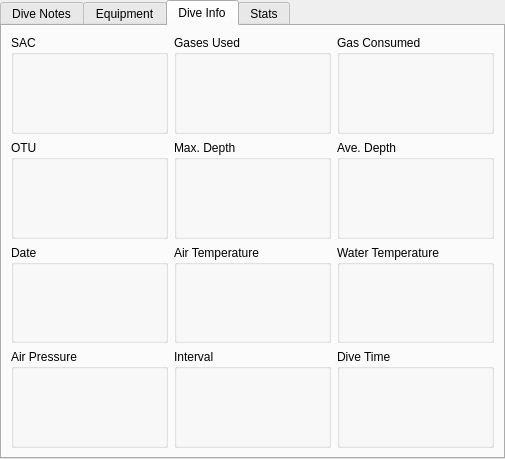
First picture: the form in qt-ui/maintab.ui, repository subsurface/subsurface, before the edit.
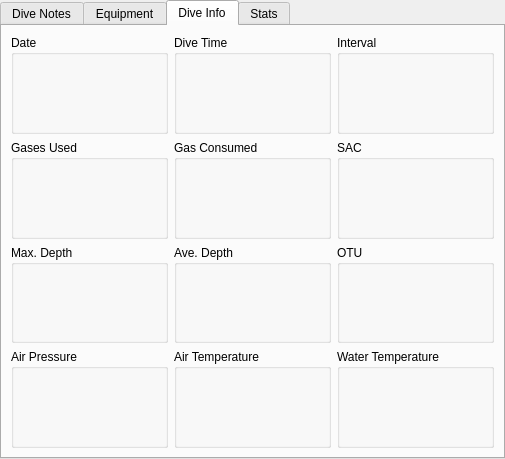
Second picture: the form after the edit. The open tabs and pages were chosen to show the change. Custom widgets are drawn as their Qt base class.

Commit message:
More logical layout for the Dive Info tab
Up until now the tiles seemed to be arranged rather randomly.

Patch:
```diff
--- a/qt-ui/maintab.ui
+++ b/qt-ui/maintab.ui
@@ -14,7 +14,7 @@
    <string>TabWidget</string>
   </property>
   <property name="currentIndex">
-   <number>1</number>
+   <number>0</number>
   </property>
   <widget class="QWidget" name="notesTab">
    <attribute name="title">
@@ -259,7 +259,7 @@
     <string>Dive Info</string>
    </attribute>
    <layout class="QGridLayout" name="gridLayout">
-    <item row="0" column="0">
+    <item row="1" column="2">
      <widget class="QGroupBox" name="groupBox">
       <property name="title">
        <string>SAC</string>
@@ -278,7 +278,7 @@
       </layout>
      </widget>
     </item>
-    <item row="0" column="1">
+    <item row="1" column="0">
      <widget class="QGroupBox" name="groupBox_3">
       <property name="title">
        <string>Gases Used</string>
@@ -297,7 +297,7 @@
       </layout>
      </widget>
     </item>
-    <item row="1" column="0">
+    <item row="2" column="2">
      <widget class="QGroupBox" name="groupBox_2">
       <property name="title">
        <string>OTU</string>
@@ -316,7 +316,7 @@
       </layout>
      </widget>
     </item>
-    <item row="4" column="0">
+    <item row="0" column="0">
      <widget class="QGroupBox" name="groupBox_5">
       <property name="title">
        <string>Date</string>
@@ -335,7 +335,7 @@
       </layout>
      </widget>
     </item>
-    <item row="5" column="0">
+    <item row="3" column="0">
      <widget class="QGroupBox" name="groupBox_10">
       <property name="title">
        <string>Air Pressure</string>
@@ -354,7 +354,7 @@
       </layout>
      </widget>
     </item>
-    <item row="4" column="1">
+    <item row="3" column="1">
      <widget class="QGroupBox" name="groupBox_9">
       <property name="title">
        <string>Air Temperature</string>
@@ -373,7 +373,7 @@
       </layout>
      </widget>
     </item>
-    <item row="0" column="2">
+    <item row="1" column="1">
      <widget class="QGroupBox" name="groupBox_4">
       <property name="title">
        <string>Gas Consumed</string>
@@ -392,7 +392,7 @@
       </layout>
      </widget>
     </item>
-    <item row="1" column="1">
+    <item row="2" column="0">
      <widget class="QGroupBox" name="groupBox_6">
       <property name="title">
        <string>Max. Depth</string>
@@ -411,7 +411,7 @@
       </layout>
      </widget>
     </item>
-    <item row="1" column="2">
+    <item row="2" column="1">
      <widget class="QGroupBox" name="groupBox_7">
       <property name="title">
        <string>Ave. Depth</string>
@@ -430,7 +430,7 @@
       </layout>
      </widget>
     </item>
-    <item row="4" column="2">
+    <item row="3" column="2">
      <widget class="QGroupBox" name="groupBox_8">
       <property name="title">
        <string>Water Temperature</string>
@@ -449,7 +449,7 @@
       </layout>
      </widget>
     </item>
-    <item row="5" column="1">
+    <item row="0" column="2">
      <widget class="QGroupBox" name="groupBox_12">
       <property name="title">
        <string>Interval</string>
@@ -468,7 +468,7 @@
       </layout>
      </widget>
     </item>
-    <item row="5" column="2">
+    <item row="0" column="1">
      <widget class="QGroupBox" name="groupBox_11">
       <property name="title">
        <string>Dive Time</string>
```
